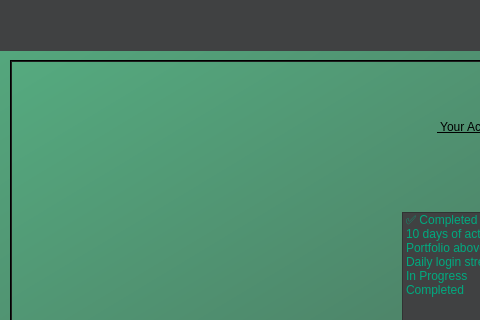
The window that client/form.ui (SushantKumarPandey/Crypto-Tradeing-App-with-fake-currency) describes before a commit, drawn with Qt 5; both pictures show x 0 to 480 and y 0 to 320 of the 1200 by 800 pixel window.
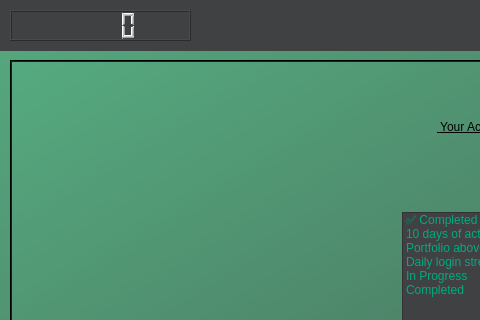
The same window after the commit. The open tabs and pages were chosen to show the change.

The edit to the form file:
```diff
--- a/client/form.ui
+++ b/client/form.ui
@@ -1196,6 +1196,19 @@
       <string>Login</string>
      </property>
     </widget>
+    <widget class="QLCDNumber" name="kontostand_2">
+     <property name="geometry">
+      <rect>
+       <x>10</x>
+       <y>10</y>
+       <width>181</width>
+       <height>31</height>
+      </rect>
+     </property>
+     <property name="styleSheet">
+      <string notr="true">color: rgb(206, 206, 206);</string>
+     </property>
+    </widget>
    </widget>
   </widget>
   <widget class="QStatusBar" name="statusbar"/>
```
Left out of the diff: 2 changed lines with no effect on the pictures.
